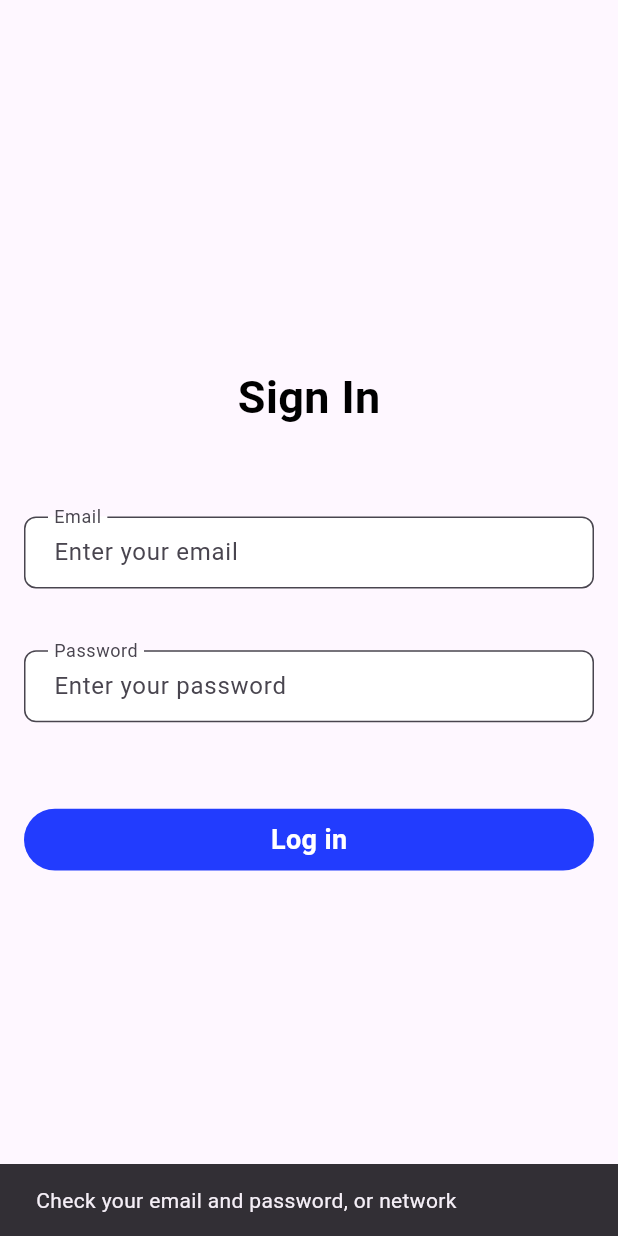
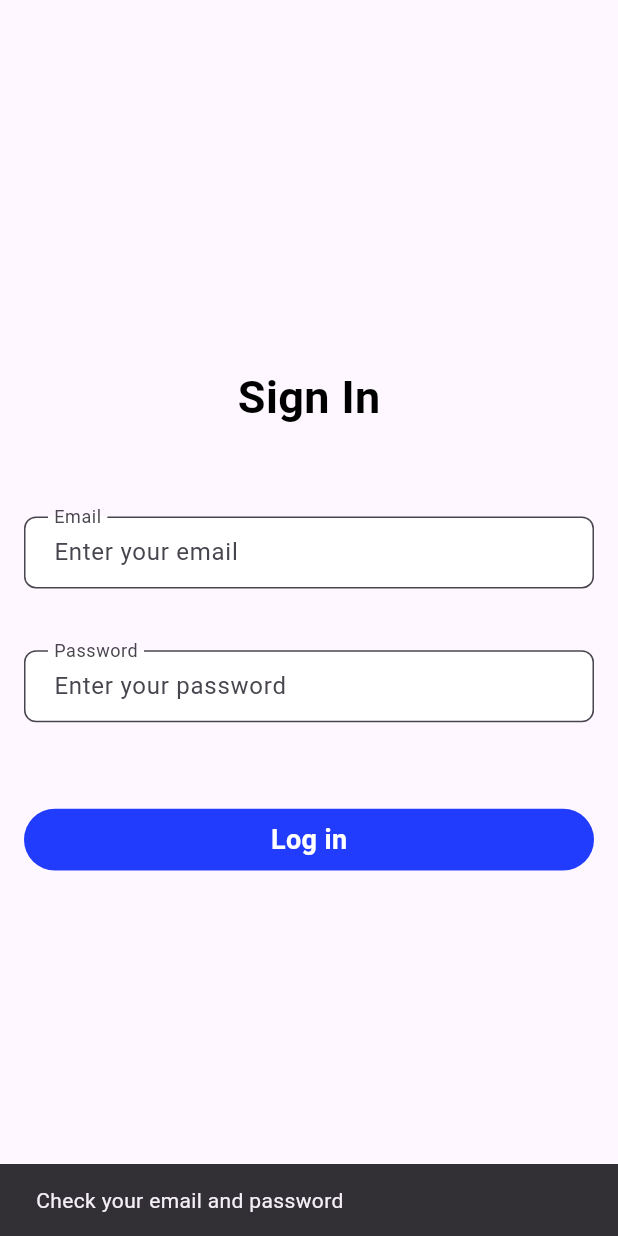
Before and after one commit to Yura-0/lanars_test, a Flutter app: the screen it shows after launch, after a tap on "Log in", on a phone screen of 412 x 824 dp. Run offline on Flutter 3.47's test engine with Material 3 defaults, Android fonts, the phone set to English and light mode, and no system bars; our stand-ins replace bloc, dio, equatable, flutter_bloc, get_it, responsive_sizer and 1 more.

Commit message:
fix bug with error internet connection

```diff
--- a/lib/app.dart
+++ b/lib/app.dart
@@ -4,8 +4,6 @@ import 'package:lanars_test/core/injector.dart';
 import 'package:responsive_sizer/responsive_sizer.dart';
 
 import 'features/auth/bloc/auth_bloc.dart';
-import 'features/auth/bloc/auth_event.dart';
-import 'features/auth/bloc/auth_state.dart';
 import 'features/auth/pages/auth_page.dart';
 import 'features/home/pages/home_page.dart';
 
--- a/lib/features/auth/bloc/auth_bloc.dart
+++ b/lib/features/auth/bloc/auth_bloc.dart
@@ -1,10 +1,11 @@
 import 'package:bloc/bloc.dart';
 import 'package:dio/dio.dart';
+import 'package:equatable/equatable.dart';
 import 'package:shared_preferences/shared_preferences.dart';
 import '../authorization/model/i_user.dart';
 import '../authorization/model/user.dart';
-import 'auth_event.dart';
-import 'auth_state.dart';
+part 'auth_event.dart';
+part 'auth_state.dart';
 
 class AuthBloc extends Bloc<AuthEvent, AuthState> {
   final SharedPreferences _prefs;
--- a/lib/features/auth/bloc/auth_event.dart
+++ b/lib/features/auth/bloc/auth_event.dart
@@ -1,4 +1,5 @@
-import 'package:equatable/equatable.dart';
+
+part of 'auth_bloc.dart';
 
 abstract class AuthEvent extends Equatable {
   @override
--- a/lib/features/auth/bloc/auth_state.dart
+++ b/lib/features/auth/bloc/auth_state.dart
@@ -1,6 +1,5 @@
-import 'package:equatable/equatable.dart';
+part of 'auth_bloc.dart';
 
-import '../authorization/model/i_user.dart';
 
 abstract class AuthState extends Equatable {
   @override
--- a/lib/features/auth/pages/auth_page.dart
+++ b/lib/features/auth/pages/auth_page.dart
@@ -3,7 +3,6 @@ import 'package:flutter_bloc/flutter_bloc.dart';
 import 'package:responsive_sizer/responsive_sizer.dart';
 
 import '../bloc/auth_bloc.dart';
-import '../bloc/auth_event.dart';
 import '../widgets/auth_text_field.dart';
 import '../widgets/login_button.dart';
 
@@ -61,7 +60,15 @@ class _AuthPageState extends State<AuthPage> {
   @override
   Widget build(BuildContext context) {
     return Scaffold(
-      body: Padding(
+      body: BlocListener<AuthBloc, AuthState>(
+        listener: (context, state) {
+          if (state is AuthFailure) {
+            ScaffoldMessenger.of(context).showSnackBar(
+              const SnackBar(content: Text("Check your network connection")),
+            );
+          }
+        },
+        child: Padding(
           padding: const EdgeInsets.symmetric(horizontal: 16),
           child: Column(
             mainAxisAlignment: MainAxisAlignment.center,
@@ -106,13 +113,14 @@ class _AuthPageState extends State<AuthPage> {
                   _loginPressed();
                 } else {
                   ScaffoldMessenger.of(context).showSnackBar(const SnackBar(
-                  content: Text("Check your email and password, or network"),
+                    content: Text("Check your email and password"),
                   ));
                 }
               }),
             ],
           ),
         ),
+      ),
     );
   }
 }
--- a/lib/features/home/pages/home_page.dart
+++ b/lib/features/home/pages/home_page.dart
@@ -1,6 +1,5 @@
 import 'package:flutter/material.dart';
 import 'package:flutter_bloc/flutter_bloc.dart';
-import 'package:lanars_test/features/auth/bloc/auth_state.dart';
 
 import '../../auth/bloc/auth_bloc.dart';
 import '../widgets/user_drawer.dart';
--- a/lib/features/home/widgets/user_drawer.dart
+++ b/lib/features/home/widgets/user_drawer.dart
@@ -4,7 +4,7 @@ import 'package:responsive_sizer/responsive_sizer.dart';
 
 import '../../auth/authorization/model/i_user.dart';
 import '../../auth/bloc/auth_bloc.dart';
-import '../../auth/bloc/auth_event.dart';
+
 
 class UserDrawer extends StatelessWidget {
   final IUser? user;
```
Lines whose indentation alone changed are shown as unchanged.
